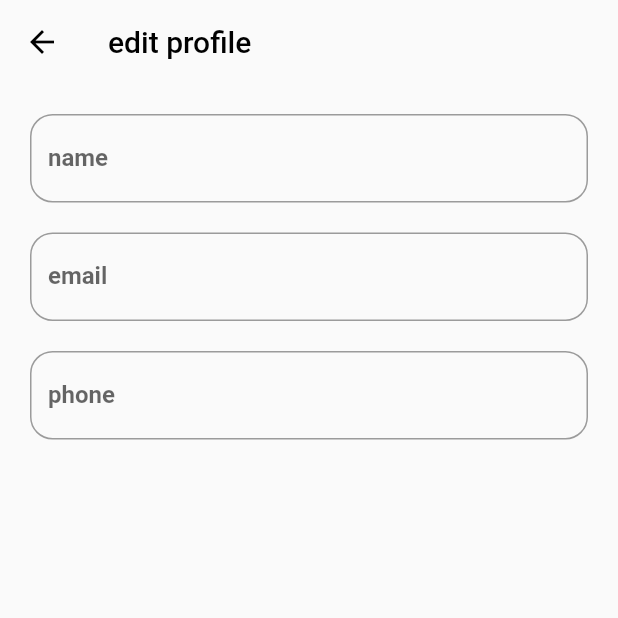
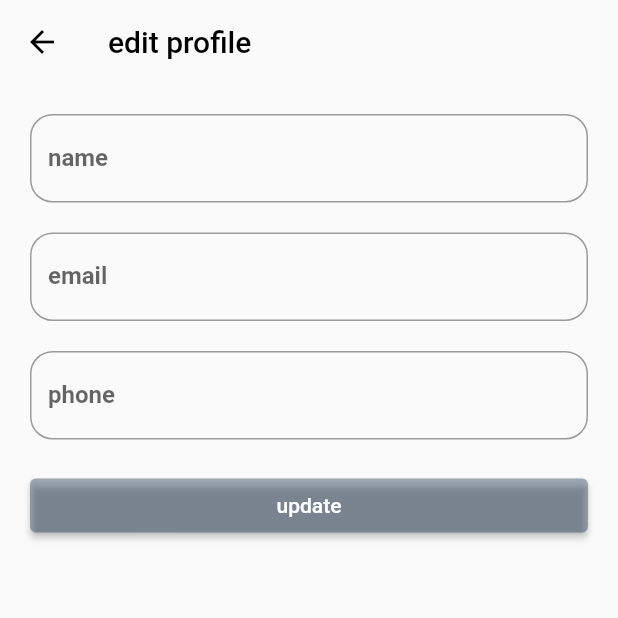
Before and after one commit to AmanyHerez/ecommerce_app_flutter_api, a Flutter app: the UpdateProfileScreen screen opened directly, on a phone screen of 412 x 824 dp, the top half of it. Run offline on Flutter 3.47's test engine with Material 2 defaults, Android fonts, the phone set to English and light mode, and no system bars; our stand-ins replace carousel_slider, dio, flutter_typeahead, readmore, shared_preferences, smooth_page_indicator and 1 more; accounts and stored records are empty; network calls fail.

Commit message:
update profile

```diff
--- a/lib/main.dart
+++ b/lib/main.dart
@@ -37,7 +37,7 @@ class MyApp extends StatelessWidget {
             theme: provider.isDark ?ThemeData.dark():ThemeData.light(),
 
 
-            home:LoginScreen(),
+            home:ShopLayout(),
           );
         },
 
--- a/lib/shop_app/provider/shop_provider.dart
+++ b/lib/shop_app/provider/shop_provider.dart
@@ -135,11 +135,9 @@ class ShopProvider extends ChangeNotifier {
     notifyListeners();
   }
 
-  updateUserData() async {
+  updateUserData(String name, String email, String phone) async {
     profileModel = await DioHelper.dioHelper.UpdateUserData(
-        nameProfileController.text,
-        emailProfileController.text,
-        phoneProfileController.text);
+        name,email, phone);
     notifyListeners();
   }
 
--- a/lib/shop_app/shop_layout/update_profile_screen.dart
+++ b/lib/shop_app/shop_layout/update_profile_screen.dart
@@ -1,36 +1,46 @@
+
+
 import 'package:flutter/material.dart';
 import 'package:provider/provider.dart';
 
+import '../data/dio_helper.dart';
 import '../provider/shop_provider.dart';
 import '../view/auth_screen/widget/custome_textfield.dart';
 import '../view/auth_screen/widget/default_text_field.dart';
+
 class UpdateProfileScreen extends StatelessWidget {
   const UpdateProfileScreen({Key? key}) : super(key: key);
 
   @override
   Widget build(BuildContext context) {
     return Scaffold(
-      appBar: AppBar(title: Text('edit profile',style: TextStyle(color: Colors.black),),elevation: 0,
-      backgroundColor: Colors.transparent,
-      iconTheme: IconThemeData(
-        color: Colors.black
-      ),),
+      appBar: AppBar(
+        title: Text(
+          'edit profile',
+          style: TextStyle(color: Colors.black),
+        ),
+        elevation: 0,
+        backgroundColor: Colors.transparent,
+        iconTheme: IconThemeData(color: Colors.black),
+      ),
       body: Consumer<ShopProvider>(
-
         builder: (context, provider, child) {
-          var model=provider.profileModel;
-          provider.nameProfileController.text  = model!.data!.name!;
-          provider.emailProfileController.text=model.data!.email!;
-          provider.phoneProfileController.text=model.data!.phone!;
+          var model = provider.profileModel;
+          provider.nameProfileController.text = model!.data!.name!;
+          provider.emailProfileController.text = model.data!.email!;
+          provider.phoneProfileController.text = model.data!.phone!;
           return Form(
             key: provider.profileKey,
-            child:provider.profileModel==null?Center(child: CircularProgressIndicator()): Padding(
-              padding: const EdgeInsets.symmetric(horizontal: 20,vertical: 20),
+            child: model == null
+                ? Center(child: CircularProgressIndicator())
+                : Padding(
+              padding: const EdgeInsets.symmetric(
+                  horizontal: 20, vertical: 20),
               child: Column(
                 children: [
                   DefaultTextField(
                     validator: (String value) {
-                      if(value.isEmpty){
+                      if (value.isEmpty) {
                         return 'name must not be empty ';
                       }
                       return null;
@@ -38,10 +48,12 @@ class UpdateProfileScreen extends StatelessWidget {
                     controller: provider.nameProfileController,
                     title: 'name',
                   ),
-                  SizedBox(height: 20,),
+                  SizedBox(
+                    height: 20,
+                  ),
                   DefaultTextField(
                     validator: (String value) {
-                      if(value.isEmpty){
+                      if (value.isEmpty) {
                         return 'email must not be empty ';
                       }
                       return null;
@@ -49,10 +61,12 @@ class UpdateProfileScreen extends StatelessWidget {
                     controller: provider.emailProfileController,
                     title: 'email',
                   ),
-                  SizedBox(height: 20,),
+                  SizedBox(
+                    height: 20,
+                  ),
                   DefaultTextField(
                     validator: (String value) {
-                      if(value.isEmpty){
+                      if (value.isEmpty) {
                         return 'phone must not be empty ';
                       }
                       return null;
@@ -60,13 +74,25 @@ class UpdateProfileScreen extends StatelessWidget {
                     controller: provider.phoneProfileController,
                     title: 'phone',
                   ),
-                  SizedBox(height: 20,),
-                  // ElevatedButton(onPressed: (){
-                  //   if(provider.profileKey.currentState!.validate()){
-                  //     provider.updateUserData();
-                  //   }
-                  // }, child: Text('update')),
+                  SizedBox(
+                    height: 20,
+                  ),
+                  SizedBox(
+                    width: double.infinity,
+                    child: ElevatedButton(
+                        onPressed: () {
+                          provider.updateUserData(
+                              provider.nameProfileController.text,
+                              provider.emailProfileController.text,
+                              provider.phoneProfileController.text);
+                        },
+                        style: ElevatedButton.styleFrom(
+                            primary: Color.fromARGB(99, 30, 56, 88),
 
+                           ),
+
+                        child: Text('update')),
+                  ),
                 ],
               ),
             ),
--- a/lib/shop_app/testing_screen.dart
+++ b/lib/shop_app/testing_screen.dart
@@ -16,9 +16,9 @@ class TestingScreen extends StatelessWidget {
           Consumer<ShopProvider>(builder: (context, provider, child) {
             return  Center(
               child: ElevatedButton(onPressed: (){
-                //DioHelper.dioHelper.getFAQs ();
-                provider.Setting();
-              }, child: Text('setting')),
+                //DioHelper.dioHelper.UpdateUserData();
+
+              }, child: Text('update')),
             );
           },
 
```
Also changed, not shown: lib/shop_app/data/dio_helper.dart (+67 -27 lines), lib/shop_app/shop_layout/profile_screen.dart (+122 -50 lines).
